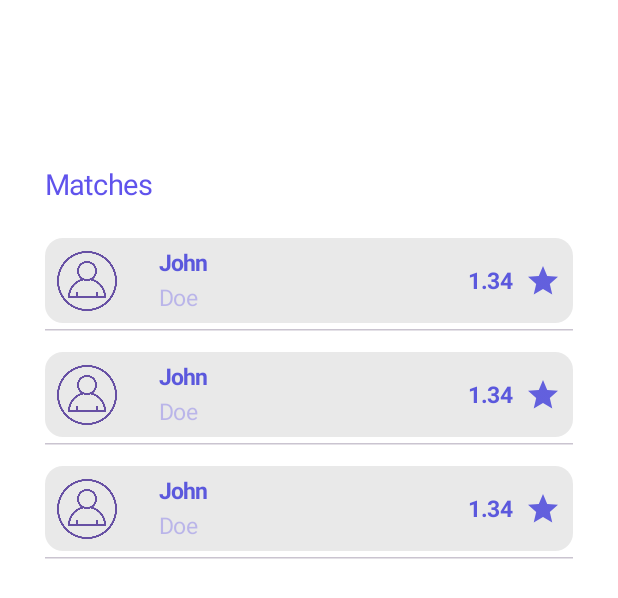
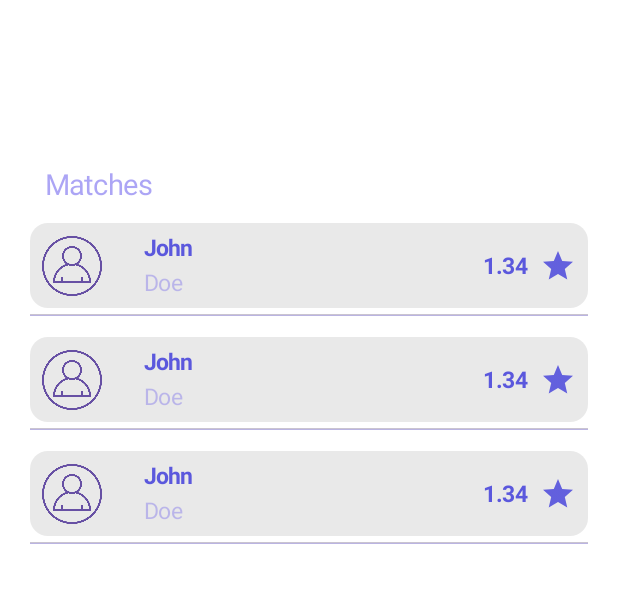
Before and after one commit to martinbouhier/make-your-skill, an Android app built with Jetpack Compose: the @Preview function PreviewResultsScreen, on a phone screen of 412 x 824 dp. Shown: the top 598 px of the screen. Run offline under Robolectric (Android 15) with nearby library versions, the phone set to English and light mode, and no system bars.

Commit message:
Cambios de diseño a ResultScreen, y de color para styleSubtitle

```diff
--- a/app/src/main/java/com/make_your_skill/ui/screens/results/ResultsScreen.kt
+++ b/app/src/main/java/com/make_your_skill/ui/screens/results/ResultsScreen.kt
@@ -7,6 +7,7 @@ import androidx.compose.foundation.lazy.items
 import androidx.compose.material3.*
 import androidx.compose.runtime.Composable
 import androidx.compose.ui.Modifier
+import androidx.compose.ui.graphics.Color
 import androidx.compose.ui.unit.dp
 import com.make_your_skill.ui.theme.*
 import androidx.compose.ui.platform.LocalConfiguration
@@ -48,14 +49,12 @@ fun ResultsScreen(navController: NavHostController) {
                 .padding(separation)
         )
         LazyColumn(
-            modifier = Modifier
-                .fillMaxSize()
-                .padding(separation),
+            modifier = Modifier.fillMaxSize(),
             verticalArrangement = Arrangement.spacedBy(separation) // Espacio entre cards
         ) {
             items(profiles) { profile ->
                 ProfileCard(profile)
-                HorizontalDivider()
+                HorizontalDivider(modifier = Modifier.background(color = Color(0x784E40EA)))
             }
         }
     }
--- a/app/src/main/java/com/make_your_skill/ui/theme/TextStyles.kt
+++ b/app/src/main/java/com/make_your_skill/ui/theme/TextStyles.kt
@@ -15,7 +15,7 @@ val styleTitle = TextStyle(
 val styleSubtitle = TextStyle(
     fontSize = 19.sp,
     fontWeight = FontWeight.Normal,
-    color = Color(0xE54E40EA)
+    color = Color(0x784E40EA)
 )
 
 val styleNormalText = TextStyle(
```
